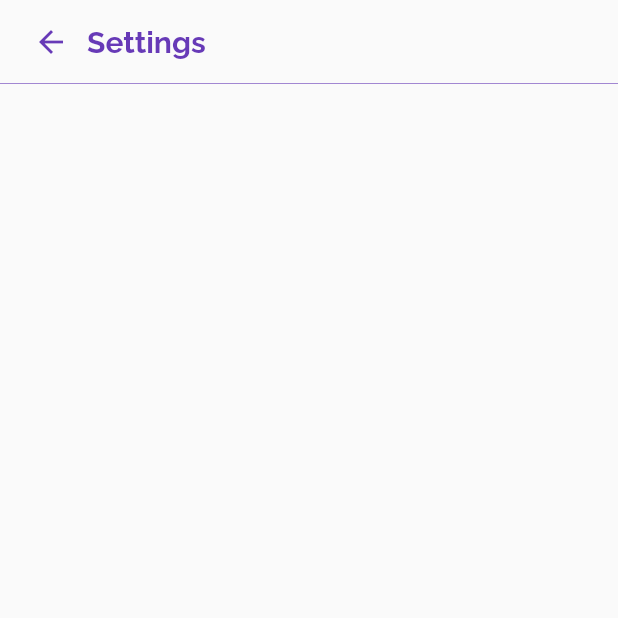
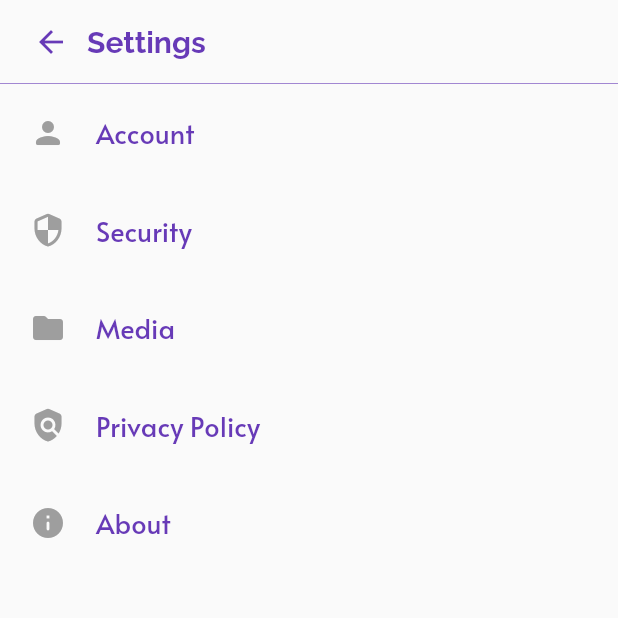
Before and after one commit to nixrajput/blog-app-flutter, a Flutter app: the SettingsScreen screen opened by its route, on a phone screen of 412 x 824 dp, the top half of it. Run offline on Flutter 3.47's test engine with Material 2 defaults, Android fonts, the phone set to English and light mode, and no system bars; our stand-ins replace cached_network_image, get_time_ago, image_cropper, image_picker, shared_preferences; accounts and stored records are empty.

Commit message:
updated various features

```diff
--- a/lib/models/user.dart
+++ b/lib/models/user.dart
@@ -9,6 +9,8 @@ class User with ChangeNotifier {
   final String phone;
   final String image;
   final String dob;
+  final String accountType;
+  final String about;
   final List<dynamic> followers;
   final List<dynamic> following;
   bool isFollowing;
@@ -22,6 +24,8 @@ class User with ChangeNotifier {
     this.phone,
     this.image,
     this.dob,
+    this.accountType,
+    this.about,
     this.followers,
     this.following,
     this.isFollowing,
--- a/lib/providers/user_provider.dart
+++ b/lib/providers/user_provider.dart
@@ -51,6 +51,8 @@ class UserDataProvider with ChangeNotifier {
           image: responseData['profile_picture']['image'],
           followers: responseData['followers'],
           following: responseData['following'],
+          accountType: responseData['account_type'],
+          about: responseData['about'],
         ),
       );
       _currentUserData = _fetchUserData;
@@ -97,6 +99,8 @@ class UserDataProvider with ChangeNotifier {
           username: responseData['username'],
           dob: responseData['dob'],
           phone: responseData['phone'],
+          accountType: responseData['account_type'],
+          about: responseData['about'],
           image: responseData['profile_picture']['image'],
           followers: responseData['followers'],
           following: responseData['following'],
@@ -178,6 +182,7 @@ class UserDataProvider with ChangeNotifier {
     String lastName,
     String phone,
     String dob,
+    String about,
     String timestamp,
   ) async {
     final response = await http.put(
@@ -191,6 +196,7 @@ class UserDataProvider with ChangeNotifier {
         'last_name': lastName,
         'phone': phone,
         'dob': dob,
+        'about': about,
         'timestamp': timestamp,
       }),
     );
--- a/lib/screens/profile_screen.dart
+++ b/lib/screens/profile_screen.dart
@@ -4,7 +4,7 @@ import 'package:blog_api_app/providers/auth_provider.dart';
 import 'package:blog_api_app/providers/blog_provider.dart';
 import 'package:blog_api_app/providers/user_provider.dart';
 import 'package:blog_api_app/widgets/app_bar/custom_app_bar.dart';
-import 'package:blog_api_app/widgets/bottom_sheet/bottom_sheet_button.dart';
+import 'package:blog_api_app/widgets/buttons/bottom_sheet_button.dart';
 import 'package:blog_api_app/widgets/card/followers_card.dart';
 import 'package:blog_api_app/widgets/choosers/custom_date_chooser.dart';
 import 'package:blog_api_app/widgets/common/custom_body_text.dart';
@@ -31,6 +31,7 @@ class _ProfileScreenState extends State<ProfileScreen> {
   var _lastName;
   var _phone;
   var _dob;
+  var _about;
   File _userImageFile;
   var _isLoading = false;
   var _isEditing = false;
@@ -49,13 +50,16 @@ class _ProfileScreenState extends State<ProfileScreen> {
         aspectRatio: CropAspectRatio(ratioX: 1, ratioY: 1),
         compressFormat: ImageCompressFormat.jpg,
         androidUiSettings: AndroidUiSettings(
-              toolbarColor: Theme.of(context).canvasColor,
+          toolbarColor: Theme.of(context).scaffoldBackgroundColor,
           toolbarTitle: "Crop Image",
-              backgroundColor: Theme.of(context).canvasColor),
+          toolbarWidgetColor: Theme.of(context).accentColor,
+          backgroundColor: Theme.of(context).scaffoldBackgroundColor,
+        ),
         iosUiSettings: IOSUiSettings(
           title: "Crop Image",
           minimumAspectRatio: 1.0,
-          ));
+        ),
+      );
 
       setState(() {
         _userImageFile = _croppedFile;
@@ -150,12 +154,19 @@ class _ProfileScreenState extends State<ProfileScreen> {
             fontFamily: "Raleway",
           ),
         ),
+        SizedBox(height: 20.0),
         Padding(
           padding: const EdgeInsets.symmetric(horizontal: 16.0),
-          child: TextField(
-            maxLength: 150,
-            maxLengthEnforced: true,
-            decoration: InputDecoration(hintText: "About"),
+          child: Text(
+            currentUserData.first.about == null ||
+                    currentUserData.first.about == ''
+                ? "Write something about you..."
+                : "${currentUserData.first.about}",
+            style: TextStyle(
+              fontFamily: "Alata",
+              fontSize: 16.0,
+              color: Colors.grey,
+            ),
           ),
         ),
         SizedBox(height: 20.0),
@@ -169,8 +180,9 @@ class _ProfileScreenState extends State<ProfileScreen> {
         ),
         CustomBodyText(
             icon: Icons.calendar_today_outlined,
-          value: "${currentUserData.first.dob}",
-        ),
+            value: DateFormat('dd-MMM-y').format(
+              DateTime.parse("${currentUserData.first.dob}"),
+            )),
         FollowersCard(
           followers: "9995",
           following: "7565",
@@ -282,6 +294,7 @@ class _ProfileScreenState extends State<ProfileScreen> {
           _lastName,
           _phone,
           _dob,
+          _about,
           DateTime.now().toString(),
         )
             .then((_) {
@@ -397,15 +410,68 @@ class _ProfileScreenState extends State<ProfileScreen> {
               valueText: _dob == null
                   ? (currentUserData.first.dob == null
                       ? 'Select Date'
-                      : currentUserData.first.dob)
-                  : _dob,
+                      : DateFormat('dd-MMM-y')
+                          .format(DateTime.parse(currentUserData.first.dob)))
+                  : DateFormat('dd-MMM-y').format(DateTime.parse(_dob)),
               onPressed: _selectDate,
+            ),
+            SizedBox(height: 10.0),
+            TextFormField(
+              initialValue: currentUserData.first.about == null ||
+                      currentUserData.first.about == ''
+                  ? 'Write about you here...'
+                  : "${currentUserData.first.about}",
+              style: TextStyle(
+                  fontWeight: FontWeight.bold,
+                  color: Theme.of(context).accentColor),
+              key: ValueKey('about'),
+              validator: (value) {
+                if (value.length > 150) {
+                  return "Character limit exceeded!";
+                } else if (value.trim() == 'Write about you here...') {
+                  return "Write something about you first!";
+                } else if (value.trim() == '') {
+                  return "Write something about you first!";
+                }
+                return null;
+              },
+              maxLength: 150,
+              maxLines: 3,
+              decoration: InputDecoration(
+                labelText: "Bio",
+                errorMaxLines: 2,
+              ),
+              onSaved: (value) {
+                _about = value.trim();
+              },
             )
+            // SizedBox(height: 10.0),
+            // DropdownButtonFormField(
+            //   value: _accountType,
+            //   hint: Text("Account Type"),
+            //   items: _accountTypes
+            //       .map((title) => DropdownMenuItem(
+            //             child: Text(title.toString().toUpperCase()),
+            //             value: title,
+            //           ))
+            //       .toList(),
+            //   onChanged: (value) {
+            //     print(value);
+            //     _accountType = value;
+            //   },
+            // ),
+            // InputDatePickerFormField(
+            //   initialDate: DateTime.now(),
+            //   firstDate: DateTime(1900),
+            //   lastDate: DateTime.now(),
+            // )
           ],
         ),
       ),
     );
   }
+
+  List<String> _accountTypes = ["public", "private"];
 
   void _uploadProfilePicture() async {
     if (_userImageFile == null) {
--- a/lib/screens/settings_screen.dart
+++ b/lib/screens/settings_screen.dart
@@ -1,4 +1,5 @@
 import 'package:blog_api_app/widgets/app_bar/custom_app_bar.dart';
+import 'package:blog_api_app/widgets/buttons/setting_button.dart';
 import 'package:flutter/material.dart';
 
 class SettingsScreen extends StatefulWidget {
@@ -18,9 +19,45 @@ class _SettingsScreenState extends State<SettingsScreen> {
       body: SafeArea(
         child: Column(
           children: [
-            CustomAppBar("Settings", Center(), Icons.arrow_back, () {
-              Navigator.pop(context);
-            })
+            CustomAppBar(
+              "Settings",
+              Center(),
+              Icons.arrow_back,
+              () {
+                Navigator.pop(context);
+              },
+            ),
+            SingleChildScrollView(
+              child: Column(
+                children: [
+                  SettingButton(
+                    title: "Account",
+                    icon: Icons.person_rounded,
+                    onTap: () {},
+                  ),
+                  SettingButton(
+                    title: "Security",
+                    icon: Icons.security_rounded,
+                    onTap: () {},
+                  ),
+                  SettingButton(
+                    title: "Media",
+                    icon: Icons.folder_rounded,
+                    onTap: () {},
+                  ),
+                  SettingButton(
+                    title: "Privacy Policy",
+                    icon: Icons.policy_rounded,
+                    onTap: () {},
+                  ),
+                  SettingButton(
+                    title: "About",
+                    icon: Icons.info_rounded,
+                    onTap: () {},
+                  ),
+                ],
+              ),
+            )
           ],
         ),
       ),
--- a/lib/widgets/app_bar/main_app_bar.dart
+++ b/lib/widgets/app_bar/main_app_bar.dart
@@ -4,7 +4,7 @@ import 'package:blog_api_app/screens/add_post_screen.dart';
 import 'package:blog_api_app/screens/login_screen.dart';
 import 'package:blog_api_app/screens/profile_screen.dart';
 import 'package:blog_api_app/screens/settings_screen.dart';
-import 'package:blog_api_app/widgets/bottom_sheet/bottom_sheet_button.dart';
+import 'package:blog_api_app/widgets/buttons/bottom_sheet_button.dart';
 import 'package:blog_api_app/widgets/common/custom_divider.dart';
 import 'package:blog_api_app/widgets/image_helper/rounded_network_image.dart';
 import 'package:flutter/material.dart';
--- /dev/null
+++ b/lib/widgets/buttons/setting_button.dart
@@ -0,0 +1,37 @@
+import 'package:flutter/material.dart';
+
+class SettingButton extends StatelessWidget {
+  final String title;
+  final IconData icon;
+  final Function onTap;
+
+  const SettingButton({this.title, this.icon, this.onTap});
+
+  @override
+  Widget build(BuildContext context) {
+    return InkWell(
+      onTap: () {
+        onTap();
+      },
+      child: Padding(
+        padding: const EdgeInsets.symmetric(vertical: 20.0, horizontal: 20.0),
+        child: Row(
+          children: [
+            Icon(
+              icon,
+              color: Colors.grey,
+            ),
+            SizedBox(width: 20.0),
+            Text(
+              title,
+              style: TextStyle(
+                  fontSize: 18.0,
+                  fontFamily: "Alata",
+                  color: Theme.of(context).accentColor),
+            ),
+          ],
+        ),
+      ),
+    );
+  }
+}
```
Also changed, not shown: lib/providers/blog_provider.dart (+29 -3 lines), lib/screens/user_profile_screen.dart (+18 -2 lines), lib/widgets/card/followers_card.dart (+8 -4 lines), lib/widgets/image_helper/image_picker.dart (+5 -3 lines), lib/widgets/post/post_item.dart (+15 -3 lines), lib/widgets/buttons/bottom_sheet_button.dart (renamed from lib/widgets/bottom_sheet/bottom_sheet_button.dart), 1 other file. Lines whose indentation alone changed are shown as unchanged.
